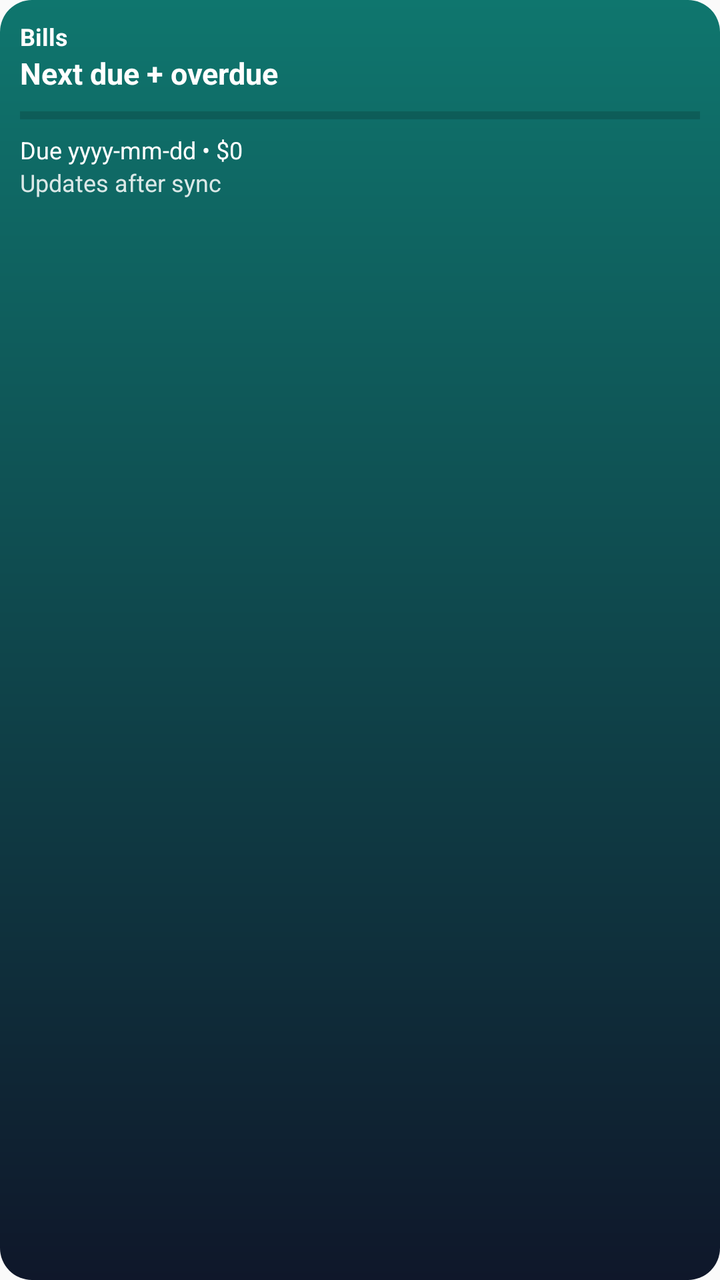
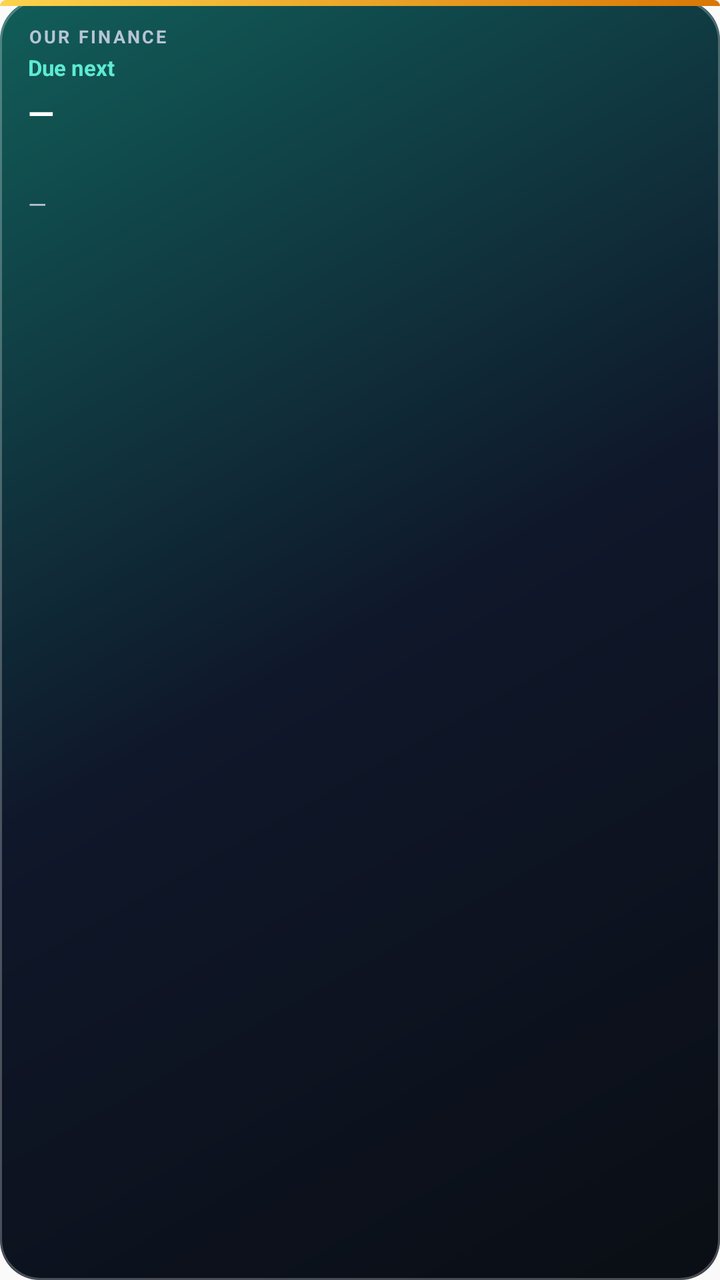

Compare the two renders of this Android layout. The source of the first and the diff that turns it into the second are given below.
<!-- AndroidManifest.xml: application theme AppTheme -->
<!-- res/layout/widget_bills.xml -->
<?xml version="1.0" encoding="utf-8"?>
<LinearLayout xmlns:android="http://schemas.android.com/apk/res/android"
  android:id="@+id/widget_root"
  android:layout_width="match_parent"
  android:layout_height="match_parent"
  android:orientation="vertical"
  android:padding="10dp"
  android:background="@drawable/widget_bg">

  <TextView
    android:id="@+id/widget_title"
    android:layout_width="match_parent"
    android:layout_height="wrap_content"
    android:text="Bills"
    android:textStyle="bold"
    android:textSize="12sp"
    android:textColor="@android:color/white" />

  <TextView
    android:id="@+id/widget_line1"
    android:layout_width="match_parent"
    android:layout_height="wrap_content"
    android:text="Next due + overdue"
    android:textSize="15sp"
    android:textStyle="bold"
    android:textColor="@android:color/white"
    android:maxLines="1" />

  <ProgressBar
    android:id="@+id/widget_progress"
    style="?android:attr/progressBarStyleHorizontal"
    android:layout_width="match_parent"
    android:layout_height="6dp"
    android:layout_marginTop="8dp"
    android:layout_marginBottom="6dp"
    android:indeterminate="false"
    android:max="100"
    android:progress="0" />

  <TextView
    android:id="@+id/widget_line2"
    android:layout_width="match_parent"
    android:layout_height="wrap_content"
    android:text="Due yyyy-mm-dd • $0"
    android:textSize="12sp"
    android:textColor="@android:color/white"
    android:maxLines="1" />

  <TextView
    android:id="@+id/widget_meta"
    android:layout_width="match_parent"
    android:layout_height="wrap_content"
    android:text="Updates after sync"
    android:textSize="12sp"
    android:textColor="@android:color/white"
    android:alpha="0.85" />

</LinearLayout>
<!-- resources referenced by this layout -->
<resources>
  <!-- drawable widget_bg (drawable) -->
  <?xml version="1.0" encoding="utf-8"?>
  <shape xmlns:android="http://schemas.android.com/apk/res/android" android:shape="rectangle">
    <corners android:radius="16dp" />
    <gradient
      android:angle="90"
      android:startColor="#0F172A"
      android:endColor="#0F766E" />
    <padding
      android:left="12dp"
      android:top="12dp"
      android:right="12dp"
      android:bottom="12dp" />
  </shape>
  <style name="AppTheme" parent="Theme.AppCompat.Light.DarkActionBar">
          
          <item name="colorPrimary">@color/colorPrimary</item>
          <item name="colorPrimaryDark">@color/colorPrimaryDark</item>
          <item name="colorAccent">@color/colorAccent</item>
      </style>
</resources>

<!-- the commit's change to res/layout/widget_bills.xml (unified diff, before → after) -->
@@ -1,58 +1,97 @@
 <?xml version="1.0" encoding="utf-8"?>
-<LinearLayout xmlns:android="http://schemas.android.com/apk/res/android"
+<FrameLayout xmlns:android="http://schemas.android.com/apk/res/android"
   android:id="@+id/widget_root"
   android:layout_width="match_parent"
   android:layout_height="match_parent"
-  android:orientation="vertical"
-  android:padding="10dp"
-  android:background="@drawable/widget_bg">
+  android:background="@drawable/widget_shell"
+  android:padding="0dp">
 
-  <TextView
-    android:id="@+id/widget_title"
+  <View
     android:layout_width="match_parent"
-    android:layout_height="wrap_content"
-    android:text="Bills"
-    android:textStyle="bold"
-    android:textSize="12sp"
-    android:textColor="@android:color/white" />
+    android:layout_height="3dp"
+    android:background="@drawable/widget_accent_amber" />
 
-  <TextView
-    android:id="@+id/widget_line1"
+  <LinearLayout
     android:layout_width="match_parent"
-    android:layout_height="wrap_content"
-    android:text="Next due + overdue"
-    android:textSize="15sp"
-    android:textStyle="bold"
-    android:textColor="@android:color/white"
-    android:maxLines="1" />
+    android:layout_height="match_parent"
+    android:orientation="vertical"
+    android:paddingStart="14dp"
+    android:paddingTop="12dp"
+    android:paddingEnd="14dp"
+    android:paddingBottom="12dp">
 
-  <ProgressBar
-    android:id="@+id/widget_progress"
-    style="?android:attr/progressBarStyleHorizontal"
-    android:layout_width="match_parent"
-    android:layout_height="6dp"
-    android:layout_marginTop="8dp"
-    android:layout_marginBottom="6dp"
-    android:indeterminate="false"
-    android:max="100"
-    android:progress="0" />
+    <TextView
+      android:id="@+id/widget_eyebrow"
+      android:layout_width="match_parent"
+      android:layout_height="wrap_content"
+      android:letterSpacing="0.12"
+      android:text="OUR FINANCE"
+      android:textAllCaps="true"
+      android:textColor="@color/widget_text_muted"
+      android:textSize="9sp"
+      android:textStyle="bold" />
 
-  <TextView
-    android:id="@+id/widget_line2"
-    android:layout_width="match_parent"
-    android:layout_height="wrap_content"
-    android:text="Due yyyy-mm-dd • $0"
-    android:textSize="12sp"
-    android:textColor="@android:color/white"
-    android:maxLines="1" />
+    <TextView
+      android:id="@+id/widget_title"
+      android:layout_width="match_parent"
+      android:layout_height="wrap_content"
+      android:layout_marginTop="2dp"
+      android:text="Due next"
+      android:textColor="@color/widget_text_accent"
+      android:textSize="11sp"
+      android:textStyle="bold" />
 
-  <TextView
-    android:id="@+id/widget_meta"
-    android:layout_width="match_parent"
-    android:layout_height="wrap_content"
-    android:text="Updates after sync"
-    android:textSize="12sp"
-    android:textColor="@android:color/white"
-    android:alpha="0.85" />
+    <TextView
+      android:id="@+id/widget_line1"
+      android:layout_width="match_parent"
+      android:layout_height="wrap_content"
+      android:layout_marginTop="4dp"
+      android:ellipsize="end"
+      android:maxLines="1"
+      android:text="—"
+      android:textColor="@color/widget_text_primary"
+      android:textSize="17sp"
+      android:textStyle="bold" />
 
-</LinearLayout>
+    <ImageView
+      android:id="@+id/widget_progress_bitmap"
+      android:layout_width="match_parent"
+      android:layout_height="8dp"
+      android:layout_marginTop="10dp"
+      android:layout_marginBottom="8dp"
+      android:contentDescription="Due progress"
+      android:scaleType="fitXY" />
+
+    <TextView
+      android:id="@+id/widget_line2"
+      android:layout_width="match_parent"
+      android:layout_height="wrap_content"
+      android:ellipsize="end"
+      android:maxLines="1"
+      android:text="—"
+      android:textColor="@color/widget_text_muted"
+      android:textSize="12sp" />
+
+    <TextView
+      android:id="@+id/widget_meta"
+      android:layout_width="wrap_content"
+      android:layout_height="wrap_content"
+      android:layout_marginTop="6dp"
+      android:background="@drawable/widget_badge_overdue"
+      android:paddingStart="8dp"
+      android:paddingTop="3dp"
+      android:paddingEnd="8dp"
+      android:paddingBottom="3dp"
+      android:text="Updates after sync"
+      android:textColor="@color/widget_text_primary"
+      android:textSize="10sp"
+      android:visibility="gone" />
+
+    <ProgressBar
+      android:id="@+id/widget_progress"
+      style="?android:attr/progressBarStyleHorizontal"
+      android:layout_width="0dp"
+      android:layout_height="0dp"
+      android:visibility="gone" />
+  </LinearLayout>
+</FrameLayout>
<!-- resource entries referenced after the edit -->
@@ -1,19 +1,51 @@
 <!-- resources referenced by this layout -->
 <resources>
-  <!-- drawable widget_bg (drawable) -->
+  <color name="widget_text_accent">#5EEAD4</color>
+  <color name="widget_text_muted">#B8C5D6</color>
+  <color name="widget_text_primary">#FFFFFFFF</color>
+  <!-- drawable widget_accent_amber (drawable) -->
   <?xml version="1.0" encoding="utf-8"?>
   <shape xmlns:android="http://schemas.android.com/apk/res/android" android:shape="rectangle">
-    <corners android:radius="16dp" />
+    <corners
+      android:topLeftRadius="20dp"
+      android:topRightRadius="20dp" />
     <gradient
-      android:angle="90"
-      android:startColor="#0F172A"
-      android:endColor="#0F766E" />
-    <padding
-      android:left="12dp"
-      android:top="12dp"
-      android:right="12dp"
-      android:bottom="12dp" />
+      android:angle="0"
+      android:startColor="#FCD34D"
+      android:endColor="#D97706" />
+    <size android:height="3dp" />
   </shape>
+  <!-- drawable widget_badge_overdue (drawable) -->
+  <?xml version="1.0" encoding="utf-8"?>
+  <shape xmlns:android="http://schemas.android.com/apk/res/android" android:shape="rectangle">
+    <corners android:radius="8dp" />
+    <solid android:color="#40EF4444" />
+    <stroke
+      android:width="1dp"
+      android:color="#99F87171" />
+  </shape>
+  <!-- drawable widget_shell (drawable) -->
+  <?xml version="1.0" encoding="utf-8"?>
+  <layer-list xmlns:android="http://schemas.android.com/apk/res/android">
+    <item>
+      <shape android:shape="rectangle">
+        <corners android:radius="20dp" />
+        <gradient
+          android:angle="135"
+          android:startColor="#0A0E14"
+          android:centerColor="#0F172A"
+          android:endColor="#115E59" />
+      </shape>
+    </item>
+    <item>
+      <shape android:shape="rectangle">
+        <corners android:radius="20dp" />
+        <stroke
+          android:width="1dp"
+          android:color="#40FFFFFF" />
+      </shape>
+    </item>
+  </layer-list>
   <style name="AppTheme" parent="Theme.AppCompat.Light.DarkActionBar">
           
           <item name="colorPrimary">@color/colorPrimary</item>
